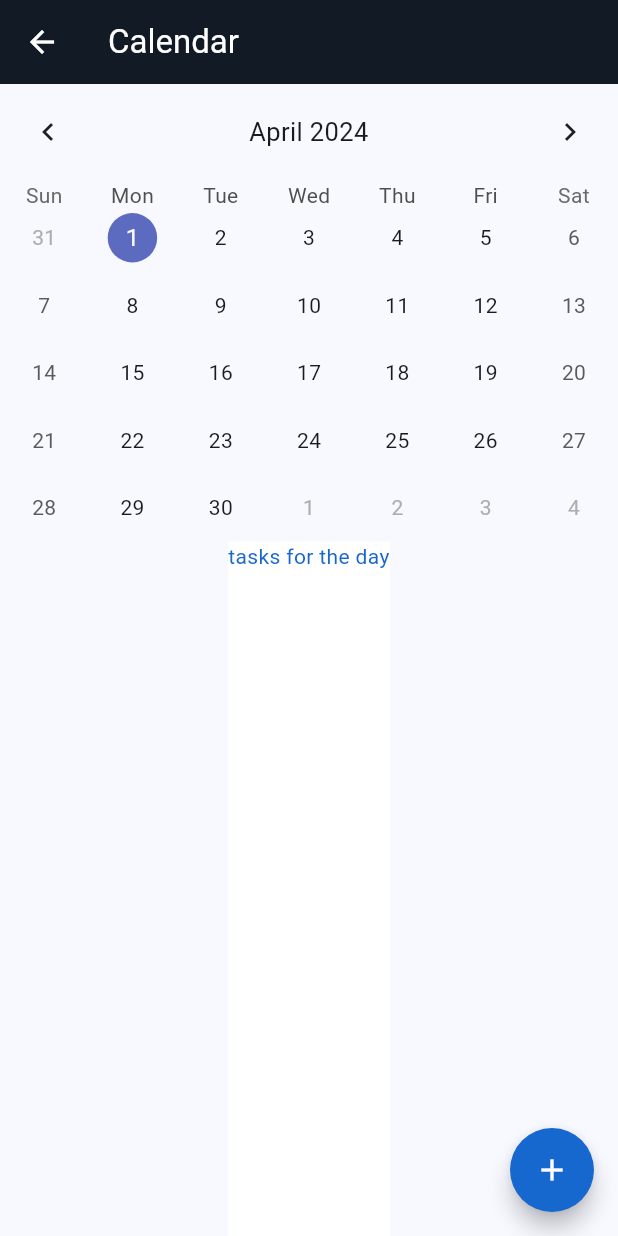
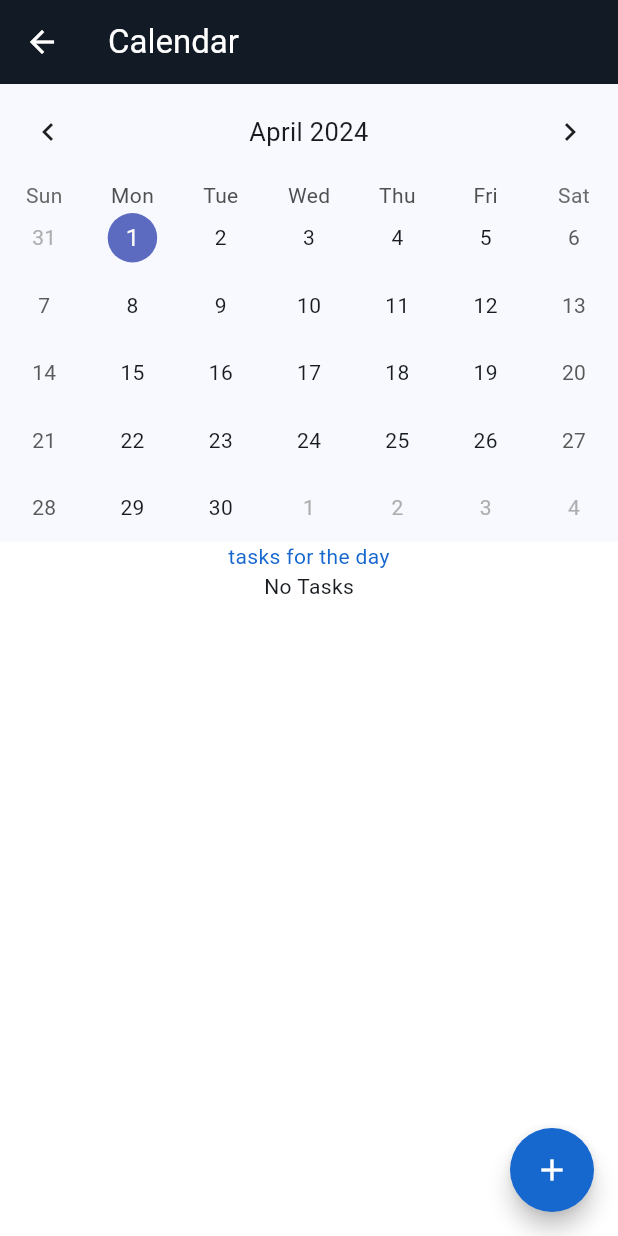
Before and after one commit to shreyash1706/smth, a Flutter app: the Calendar screen opened directly, on a phone screen of 412 x 824 dp. Run offline on Flutter 3.47's test engine with Material 3 defaults, Android fonts, the phone set to English and light mode, and no system bars; drawn by our look-alikes of table_calendar; our stand-ins replace cloud_firestore, firebase_core, shared_preferences; accounts and stored records are empty.

Commit message:
calendar page improved

```diff
--- a/to_do_list/lib/pages/calendar.dart
+++ b/to_do_list/lib/pages/calendar.dart
@@ -1,50 +1,57 @@
+// ignore_for_file: prefer_const_literals_to_create_immutables
+
+import 'package:cloud_firestore/cloud_firestore.dart';
+import 'package:flutter/cupertino.dart';
 import 'package:flutter/material.dart';
+import 'package:flutter/widgets.dart';
 import 'package:table_calendar/table_calendar.dart';
+import 'package:to_do_list/pages/addTask.dart';
+import 'package:to_do_list/services/firestore.dart';
+import 'package:to_do_list/widgets/task_wigdet.dart';
 
-class Calendar extends StatefulWidget{
+class Calendar extends StatefulWidget {
   const Calendar({super.key});
 
   @override
   State<Calendar> createState() => _CalenderState();
 }
 
-class _CalenderState extends State<Calendar>{
+class _CalenderState extends State<Calendar> {
+  DateTime _focusedDay = DateTime.now();
+  CalendarFormat _calendarFormat = CalendarFormat.month;
 
-  DateTime _focusedDay = DateTime.now();
-  CalendarFormat _calendarFormat= CalendarFormat.month;
-
-
-  DateTime today= DateTime.now();
-  void _onDaySelected(DateTime day, DateTime focusedDay){
+  DateTime today = DateTime.now();
+  void _onDaySelected(DateTime day, DateTime focusedDay) {
     setState(() {
-      _focusedDay=day;
+      _focusedDay = day;
     });
   }
+
   @override
-  Widget build(BuildContext context){
+  Widget build(BuildContext context) {
     var _mediaQuery = MediaQuery.of(context).size;
     return Scaffold(
       appBar: AppBar(
         title: Text('Calendar'),
-        backgroundColor: const Color.fromARGB(255,18,26,38),
+        backgroundColor: const Color.fromARGB(255, 18, 26, 38),
         foregroundColor: Colors.white,
       ),
-      body: Column(children: [
+      body: Column(
+        children: [
           TableCalendar(
             rowHeight: 45,
-              headerStyle: HeaderStyle(formatButtonVisible: false,titleCentered: true),
+            headerStyle:
+                HeaderStyle(formatButtonVisible: false, titleCentered: true),
             availableGestures: AvailableGestures.all,
             selectedDayPredicate: (day) => isSameDay(day, _focusedDay),
             focusedDay: _focusedDay,
-              firstDay: DateTime.utc(2010,01,01),
-              lastDay: DateTime.utc(2030,12,31),
+            firstDay: DateTime.utc(2010, 01, 01),
+            lastDay: DateTime.utc(2030, 12, 31),
             onDaySelected: _onDaySelected,
             calendarFormat: _calendarFormat,
             onFormatChanged: (format) {
               // Update calendar format
               setState(() {
-
-
                 _calendarFormat = (_calendarFormat == CalendarFormat.month)
                     ? CalendarFormat.week
                     : CalendarFormat.month;
@@ -56,18 +63,54 @@ class _CalenderState extends State<Calendar>{
               });
             },
           ),
-
           Expanded(
             child: Container(
               // width: _mediaQuery.width,
               // height: _mediaQuery.height*0.35,
-              color: Colors. white,
+              color: Colors.white,
 
               child: SingleChildScrollView(
                 scrollDirection: Axis.vertical,
                 child: Column(
                   children: [
-                    Text('tasks for the day',textAlign: TextAlign.center,style: TextStyle(color: Color.fromARGB(255, 22,103,206)),),
+                    Text(
+                      'tasks for the day',
+                      textAlign: TextAlign.center,
+                      style:
+                          TextStyle(color: Color.fromARGB(255, 22, 103, 206)),
+                    ),
+                    StreamBuilder<QuerySnapshot>(
+  stream: FireStoreServices().getTasksForDay(_focusedDay),
+  builder: (context, snapshot) {
+    if (snapshot.connectionState == ConnectionState.waiting) {
+      return Center(child: CircularProgressIndicator());
+    } else if (snapshot.hasError) {
+      return Center(child: Text('Error: ${snapshot.error}'));
+    } else if (snapshot.hasData && snapshot.data!.docs.isNotEmpty) {
+      return SizedBox(
+        height: MediaQuery.of(context).size.height * 0.42, // Adjust the height as needed
+        child: ListView.builder(
+          itemCount: snapshot.data!.docs.length,
+          itemBuilder: (context, index) {
+            DocumentSnapshot dS = snapshot.data!.docs[index];
+            String docID = dS.id;
+            return TaskWidget(
+              docID: docID,
+              title: dS['title'],
+              description: dS['description'],
+              due: dS['due'],
+              repetition: dS['repetition'],
+              list: dS['list'],
+            );
+          },
+        ),
+      );
+    } else {
+      return Center(child: Text('No Tasks'));
+    }
+  },
+)
+
                   ],
                 ),
               ),
@@ -76,17 +119,24 @@ class _CalenderState extends State<Calendar>{
         ],
       ),
       floatingActionButton: FloatingActionButton(
-          child: const Icon(Icons.add,color: Colors.white,),
+        child: const Icon(
+          Icons.add,
+          color: Colors.white,
+        ),
         autofocus: true,
         shape: CircleBorder(),
-          backgroundColor: Color.fromARGB(255, 22,103,206),
+        backgroundColor: Color.fromARGB(255, 22, 103, 206),
         elevation: 100,
-          onPressed: (){
-            //do something
+        onPressed: () {
+          Navigator.push(
+                context,
+                MaterialPageRoute(
+  builder: (context) => AddTask(duedate: _focusedDay),
+)
+
+              );
         },
       ),
     );
-
   }
-
 }
--- a/to_do_list/lib/pages/home.dart
+++ b/to_do_list/lib/pages/home.dart
@@ -146,7 +146,7 @@ class _homeState extends State<home> {
               Navigator.push(
                 context,
                 MaterialPageRoute(
-                  builder: (context) => AddTask(),
+                  builder: (context) => AddTask(duedate: DateTime.now()),
                 ),
               );
             },
```
Also changed, not shown: to_do_list/lib/pages/addTask.dart (+13 -2 lines), to_do_list/lib/services/firestore.dart (+15 -1 lines). Lines whose indentation alone changed are shown as unchanged.
